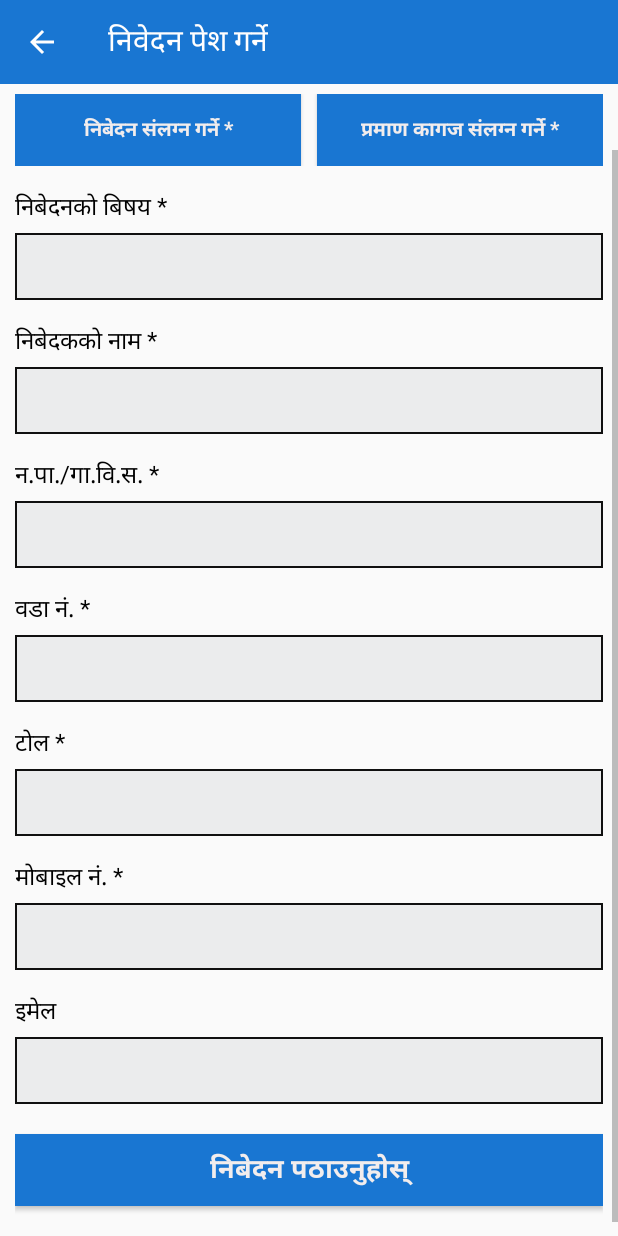
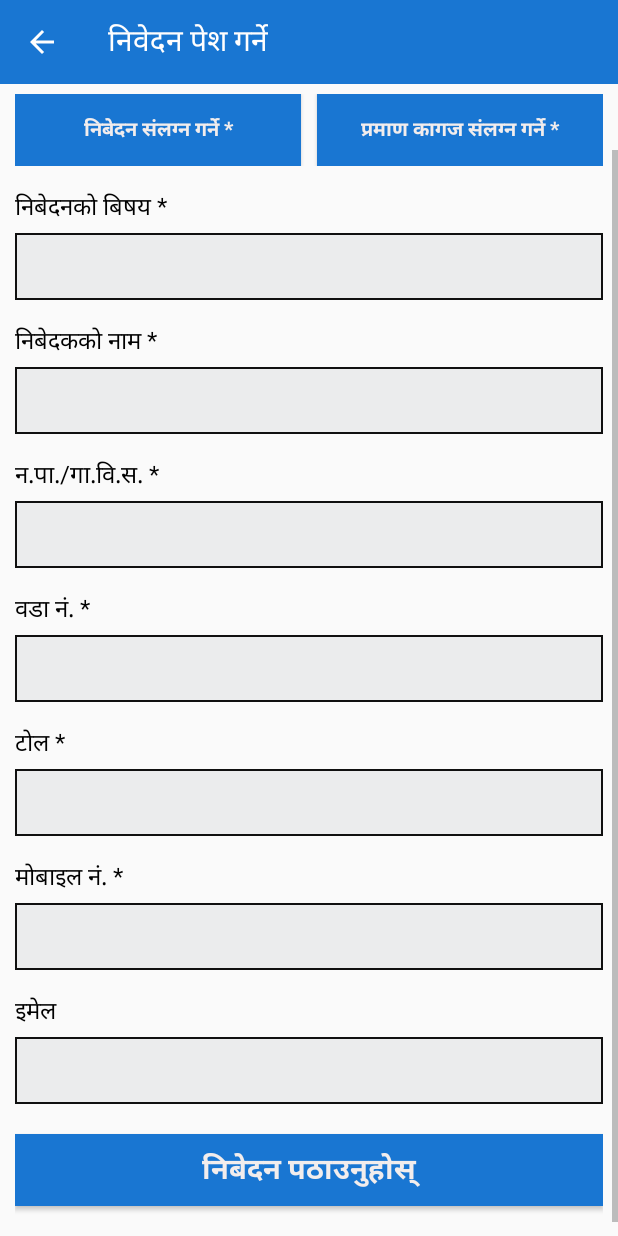
Before and after one commit to AntarikshaBhandari/DigitalLetterHead, an Android app: the NibedanPeshGarne screen opened directly, with no data from a screen before it, scrolled down 47 dp, on a phone screen of 412 x 824 dp. Run offline under Robolectric (Android 15) with nearby library versions, the phone set to English and light mode, and no system bars.

Commit message:
11:48 AM

```diff
--- a/app/src/main/res/layout/nibedan_pesh_garne.xml
+++ b/app/src/main/res/layout/nibedan_pesh_garne.xml
@@ -159,7 +159,7 @@
                 android:background="@color/colorPrimary"
                 android:text="निबेदन पठाउनुहोस्"
                 android:textColor="#f2eded"
-                android:textSize="18sp"
+                android:textSize="19sp"
                 android:textStyle="bold" />
 
         </LinearLayout>
```
